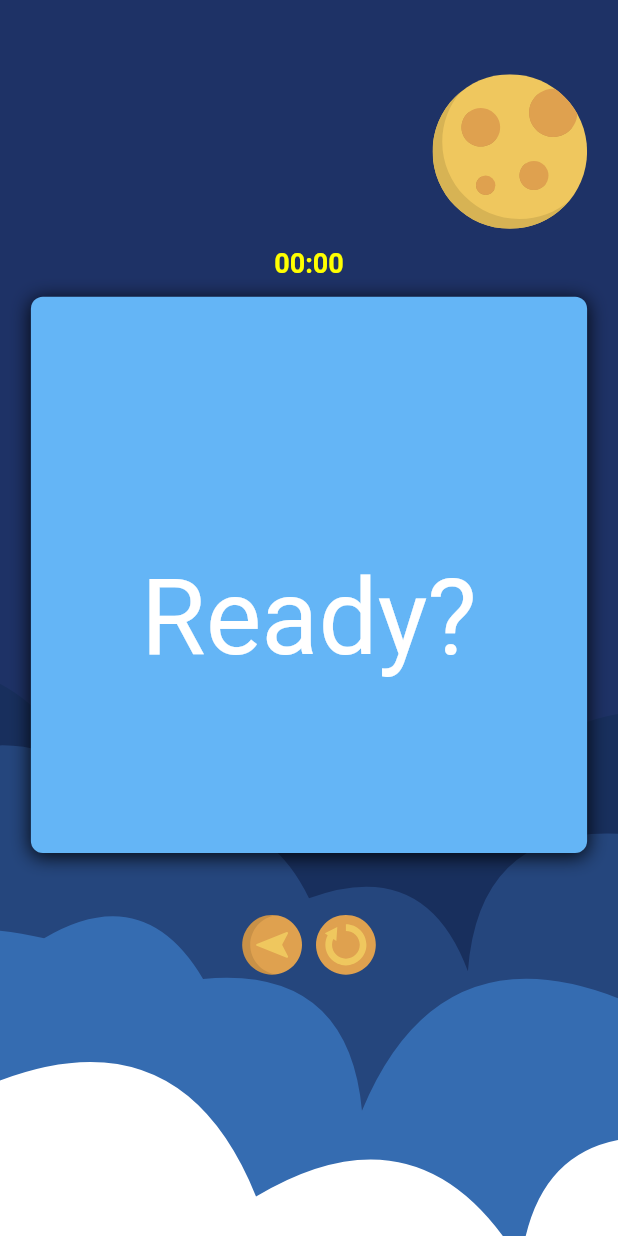
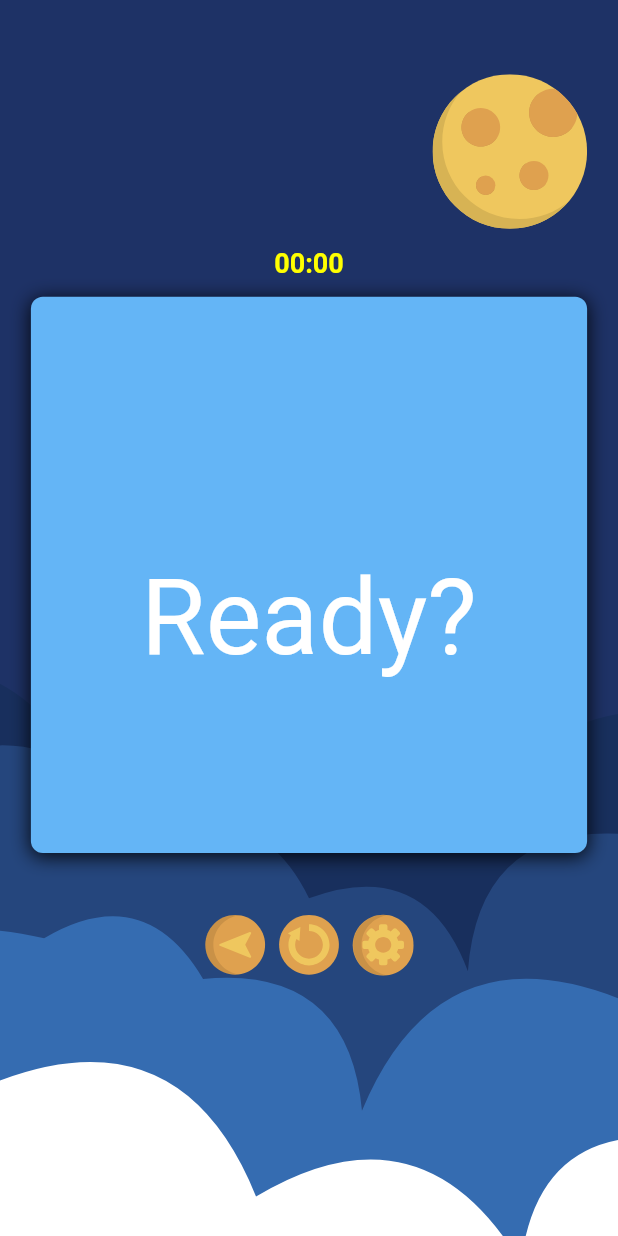
Before and after one commit to nehal076/flutter-puzzle-hack, a Flutter app: the PuzzleScreen screen opened directly, on a phone screen of 412 x 824 dp. Run offline on Flutter 3.47's test engine with Material 2 defaults, Android fonts, the phone set to English and light mode, and no system bars; drawn by our look-alikes of animated_text_kit; our stand-ins replace audioplayers, bloc, flutter_bloc, flutter_staggered_animations, flutter_svg, gap and 4 more; accounts and stored records are empty.

Commit message:
anukirti-yadav

```diff
--- a/lib/screens/puzzle/puzzle_widgets/puzzle_bottom_view.dart
+++ b/lib/screens/puzzle/puzzle_widgets/puzzle_bottom_view.dart
@@ -2,6 +2,7 @@ import 'package:flutter/material.dart';
 import 'package:flutter_bloc/flutter_bloc.dart';
 import 'package:flutter_svg/svg.dart';
 import 'package:way_for_ball/screens/puzzle/blocs/ball/ball_bloc.dart';
+import 'package:way_for_ball/utils/popup/settings/volume.dart';
 import '../blocs/puzzle/puzzle_bloc.dart';
 import '../blocs/timer/timer_bloc.dart';
 
@@ -45,6 +46,15 @@ class _PuzzleBottomViewState extends State<PuzzleBottomView> {
           context.read<TimerBloc>().add(TimerStop());
           context.read<TimerBloc>().add(TimerStarted());
         },
+      ),
+      const SizedBox(width: 8),
+      GameButton(
+        "setting",
+        "Setting",
+        onTap: () {
+          Volume.show(context);
+        },
+        widthLarger: widthLarger,
       ),
     ];
 
--- a/lib/screens/start/start_widgets/background.dart
+++ b/lib/screens/start/start_widgets/background.dart
@@ -24,7 +24,7 @@ class _BackgroundState extends State<Background> {
   void initState() {
     super.initState();
 
-    WidgetsBinding.instance?.addPostFrameCallback((_) {
+    WidgetsBinding.instance.addPostFrameCallback((_) {
       BlocProvider.of<BirdBloc>(context).add(InitializeBird(context));
     });
   }
```
Also changed, not shown: assets/images/disabled_setting.svg (added), assets/images/setting.svg (added), pubspec.lock.
